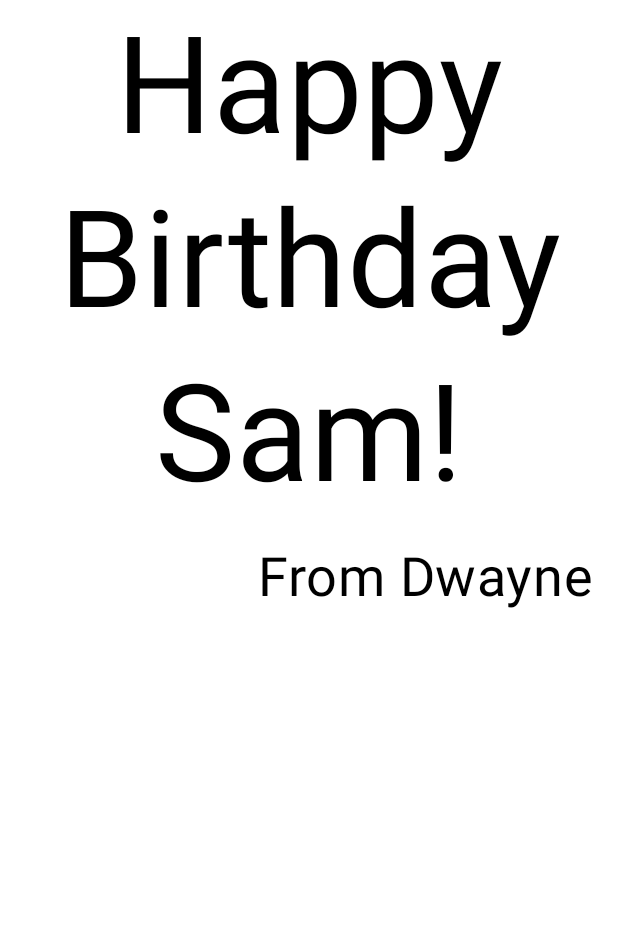
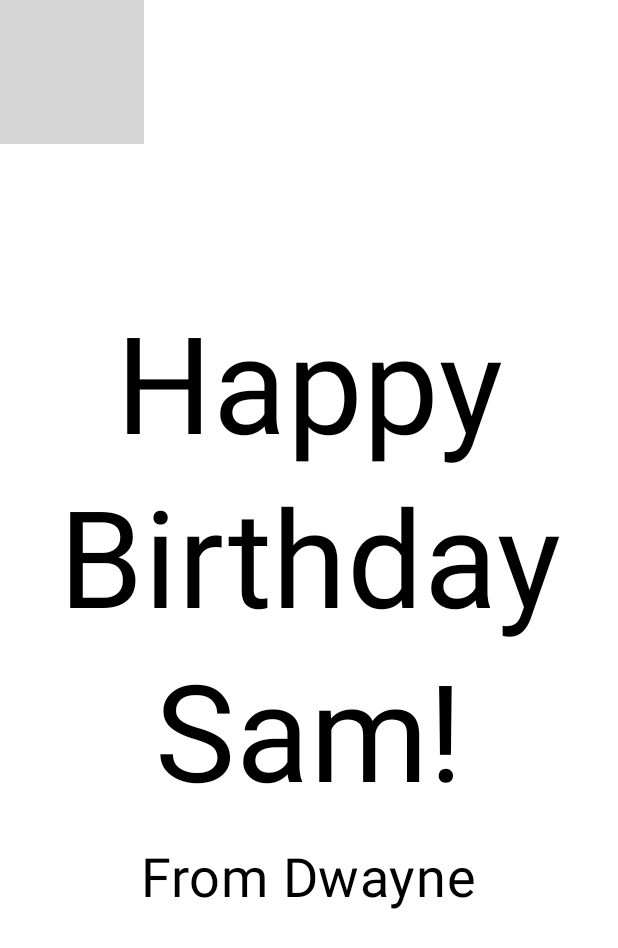
Before and after one commit to Dwayne-Lacey/BirthdayCard, an Android app built with Jetpack Compose: the @Preview function BirthdayCardPreview, on a phone screen of 412 x 824 dp. Shown: the top 948 px of the screen. Run offline under Robolectric (Android 15) with nearby library versions, the phone set to English and light mode, and no system bars; grey boxes are pictures that could not be loaded.

Commit message:
Added image to background

```diff
--- a/app/src/main/java/com/example/happybirthday/MainActivity.kt
+++ b/app/src/main/java/com/example/happybirthday/MainActivity.kt
@@ -3,7 +3,9 @@ package com.example.happybirthday
 import android.os.Bundle
 import androidx.activity.ComponentActivity
 import androidx.activity.compose.setContent
+import androidx.compose.foundation.Image
 import androidx.compose.foundation.layout.Arrangement
+import androidx.compose.foundation.layout.Box
 import androidx.compose.foundation.layout.Column
 import androidx.compose.foundation.layout.fillMaxSize
 import androidx.compose.foundation.layout.padding
@@ -13,6 +15,9 @@ import androidx.compose.material3.Text
 import androidx.compose.runtime.Composable
 import androidx.compose.ui.Alignment
 import androidx.compose.ui.Modifier
+import androidx.compose.ui.layout.ContentScale
+import androidx.compose.ui.res.painterResource
+import androidx.compose.ui.res.stringResource
 import androidx.compose.ui.text.style.TextAlign
 import androidx.compose.ui.tooling.preview.Preview
 import androidx.compose.ui.unit.dp
@@ -29,10 +34,30 @@ class MainActivity : ComponentActivity() {
                     modifier = Modifier.fillMaxSize(),
                     color = MaterialTheme.colorScheme.background
                 ) {
-                    GreetingText( message = "Happy Birthday Sam!", from = "From Dwayne")
+                    GreetingImage( stringResource(R.string.happy_birthday_text), stringResource(R.string.signature_text))
                 }
             }
         }
+    }
+}
+
+@Composable
+fun GreetingImage(message: String, from: String, modifier: Modifier = Modifier) {
+    val image = painterResource(R.drawable.androidparty)
+    Box {
+        Image(
+            painter = image,
+            contentDescription = null,
+            contentScale = ContentScale.Crop,
+            alpha = 0.5F
+        )
+        GreetingText(
+            message = message,
+            from = from,
+            modifier = Modifier
+                .fillMaxSize()
+                .padding(8.dp)
+        )
     }
 }
 
@@ -54,7 +79,7 @@ fun GreetingText(message: String, from: String, modifier: Modifier = Modifier) {
             fontSize = 36.sp,
             modifier = Modifier
                 .padding(16.dp)
-                .align(alignment = Alignment.End)
+                .align(alignment = Alignment.CenterHorizontally)
 
         )
     }
@@ -64,6 +89,7 @@ fun GreetingText(message: String, from: String, modifier: Modifier = Modifier) {
 @Composable
 fun BirthdayCardPreview() {
     HappyBirthdayTheme {
-        GreetingText(message = "Happy Birthday Sam!", from = "From Dwayne")
+        GreetingImage(stringResource(R.string.happy_birthday_text),
+            stringResource(R.string.signature_text))
     }
 }
--- a/app/src/main/res/values/strings.xml
+++ b/app/src/main/res/values/strings.xml
@@ -1,3 +1,5 @@
 <resources>
     <string name="app_name">Happy Birthday</string>
+    <string name="happy_birthday_text">Happy Birthday Sam!</string>
+    <string name="signature_text">From Dwayne</string>
 </resources>
```
Also changed, not shown: 1 other file.
